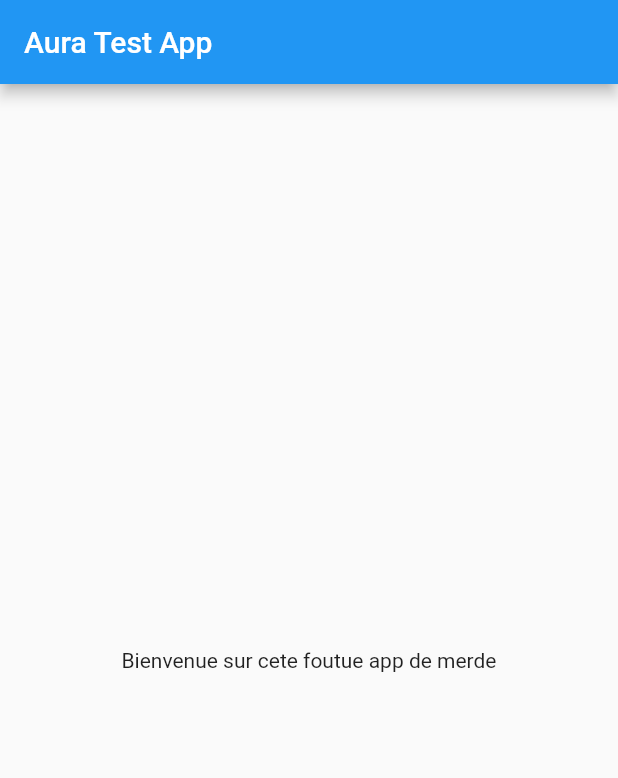
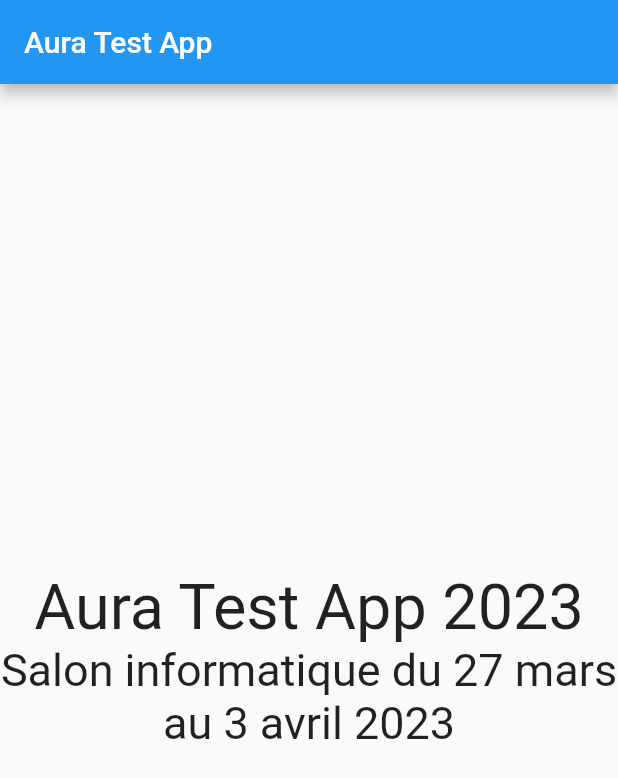
Before and after one commit to karmakatoro/test_app, a Flutter app: the screen it shows after launch, on a phone screen of 412 x 824 dp. Shown: the top 778 px of the screen. Run offline on Flutter 3.47's test engine with Material 2 defaults, Android fonts, the phone set to English and light mode, and no system bars.

Commit message:
stylizing the first page,fonts

```diff
--- a/lib/main.dart
+++ b/lib/main.dart
@@ -10,66 +10,25 @@ class MyApp extends StatelessWidget {
   @override
   Widget build(BuildContext context) {
     return MaterialApp(
-      // title: 'Flutter Demo',
-      // theme: ThemeData(
-      //   primarySwatch: Colors.blue,
-      // ),
-      // home: const MyHomePage(title: 'Flutter Demo Home Page'),
-      home: Scaffold(
-        appBar: AppBar(
-          title: const Text("Aura Test App"),
-        ),
-        body: const Center(
-          child: Text("Bienvenue sur cete foutue app de merde"),
-        ),
+        home: Scaffold(
+      appBar: AppBar(
+        title: const Text("Aura Test App"),
       ),
-    );
+      body: Center(
+          child: Column(
+        mainAxisAlignment: MainAxisAlignment.center,
+        children: const [
+          Text(
+            "Aura Test App 2023",
+            style: TextStyle(fontSize: 42),
+          ),
+          Text(
+            "Salon informatique du 27 mars au 3 avril 2023",
+            style: TextStyle(fontSize: 30),
+            textAlign: TextAlign.center,
+          )
+        ],
+      )),
+    ));
   }
 }
-
-// class MyHomePage extends StatefulWidget {
-//   const MyHomePage({super.key, required this.title});
-
-//   final String title;
-
-//   @override
-//   State<MyHomePage> createState() => _MyHomePageState();
-// }
-
-// class _MyHomePageState extends State<MyHomePage> {
-//   int _counter = 0;
-
-//   void _incrementCounter() {
-//     setState(() {
-//       _counter++;
-//     });
-//   }
-
-//   @override
-//   Widget build(BuildContext context) {
-//     return Scaffold(
-//       appBar: AppBar(
-//         title: Text(widget.title),
-//       ),
-//       body: Center(
-//         child: Column(
-//           mainAxisAlignment: MainAxisAlignment.center,
-//           children: <Widget>[
-//             const Text(
-//               'You have pushed the button this many times:',
-//             ),
-//             Text(
-//               '$_counter',
-//               style: Theme.of(context).textTheme.headlineMedium,
-//             ),
-//           ],
-//         ),
-//       ),
-//       floatingActionButton: FloatingActionButton(
-//         onPressed: _incrementCounter,
-//         tooltip: 'Increment',
-//         child: const Icon(Icons.add),
-//       ),
-//     );
-//   }
-// }
```
Also changed, not shown: assets/fonts/inter/Inter-Black.otf (added), assets/fonts/inter/Inter-BlackItalic.otf (added), assets/fonts/inter/Inter-Bold.otf (added), assets/fonts/inter/Inter-BoldItalic.otf (added), assets/fonts/inter/Inter-ExtraBold.otf (added), assets/fonts/inter/Inter-ExtraBoldItalic.otf (added), assets/fonts/inter/Inter-ExtraLight-BETA.otf (added), assets/fonts/inter/Inter-ExtraLightItalic-BETA.otf (added), assets/fonts/inter/Inter-Italic.otf (added), assets/fonts/inter/Inter-Light-BETA.otf (added), assets/fonts/inter/Inter-LightItalic-BETA.otf (added), assets/fonts/inter/Inter-Medium.otf (added), assets/fonts/inter/Inter-MediumItalic.otf (added), assets/fonts/inter/Inter-Regular.otf (added), 4 more files.
